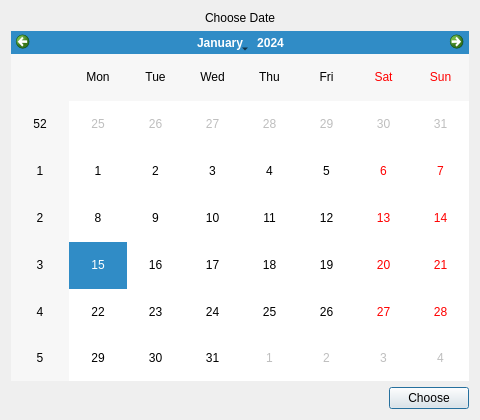
IliaSuponeff/StudentsAccounting, file ui_templates/dialogs/date_choose.ui: the form before one commit.
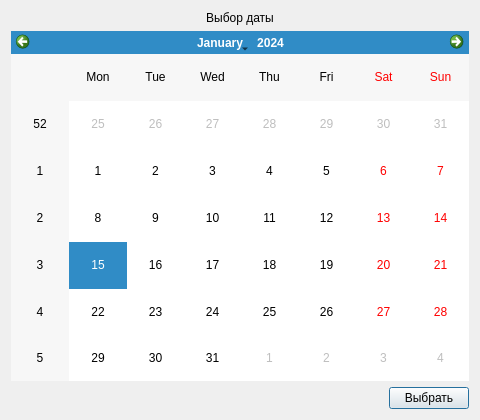
The form after the commit.

```diff
--- a/ui_templates/dialogs/date_choose.ui
+++ b/ui_templates/dialogs/date_choose.ui
@@ -32,7 +32,7 @@
    <item>
     <widget class="QLabel" name="info_lbl_1">
      <property name="text">
-      <string>Choose Date</string>
+      <string>Выбор даты</string>
      </property>
      <property name="alignment">
       <set>Qt::AlignCenter</set>
@@ -66,7 +66,7 @@
         </sizepolicy>
        </property>
        <property name="text">
-        <string>Choose</string>
+        <string>Выбрать</string>
        </property>
       </widget>
      </item>
```
